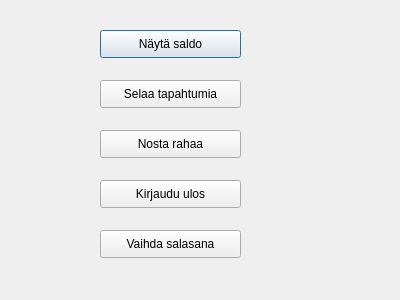
Old version of the form bankautomat/paavalikko.ui in the repository bank-2022/group9.
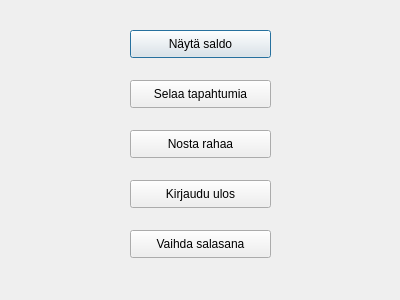
New version of the form.

What changed in the file:
```diff
--- a/bankautomat/paavalikko.ui
+++ b/bankautomat/paavalikko.ui
@@ -16,7 +16,7 @@
   <widget class="QPushButton" name="btnSaldo">
    <property name="geometry">
     <rect>
-     <x>100</x>
+     <x>130</x>
      <y>30</y>
      <width>141</width>
      <height>28</height>
@@ -29,7 +29,7 @@
   <widget class="QPushButton" name="btnTapahtumat">
    <property name="geometry">
     <rect>
-     <x>100</x>
+     <x>130</x>
      <y>80</y>
      <width>141</width>
      <height>28</height>
@@ -42,7 +42,7 @@
   <widget class="QPushButton" name="btnNosto">
    <property name="geometry">
     <rect>
-     <x>100</x>
+     <x>130</x>
      <y>130</y>
      <width>141</width>
      <height>28</height>
@@ -55,7 +55,7 @@
   <widget class="QPushButton" name="btnKirjauduUlos">
    <property name="geometry">
     <rect>
-     <x>100</x>
+     <x>130</x>
      <y>180</y>
      <width>141</width>
      <height>28</height>
@@ -68,7 +68,7 @@
   <widget class="QPushButton" name="btnVaihdaSalasana">
    <property name="geometry">
     <rect>
-     <x>100</x>
+     <x>130</x>
      <y>230</y>
      <width>141</width>
      <height>28</height>
```
